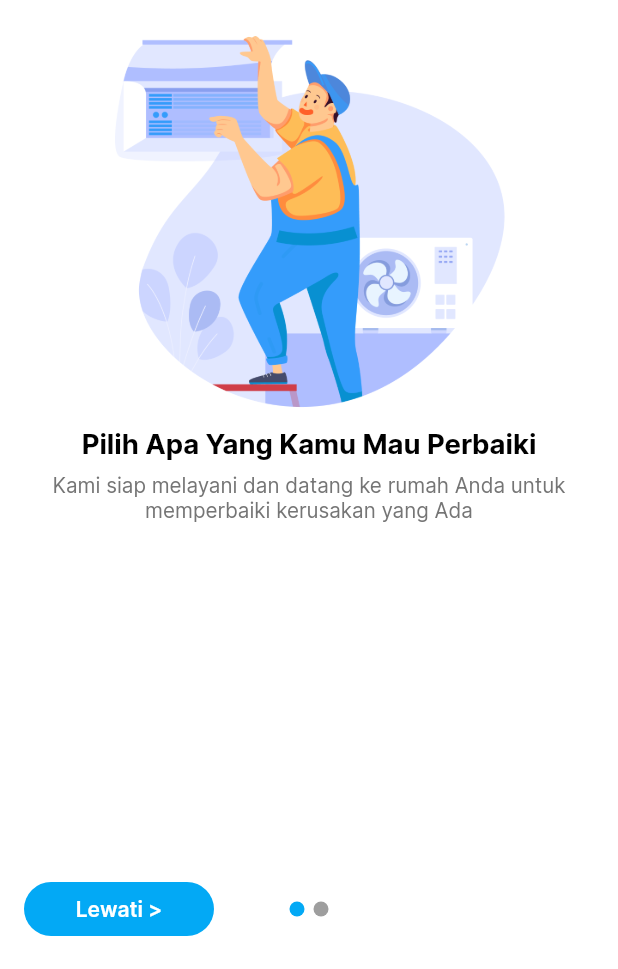
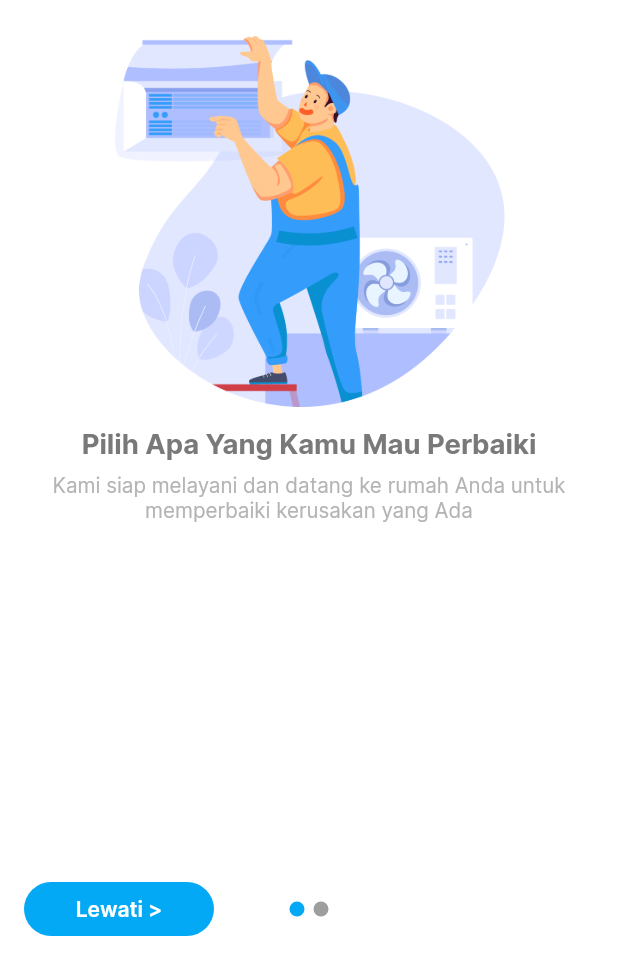
Before and after one commit to sirajul777/olla_new_customer, a Flutter app: the screen it shows after launch, on a phone screen of 412 x 824 dp, the part 267-1236 px from its top. Run offline on Flutter 3.47's test engine with Material 2 defaults, Android fonts, the light colour scheme and no system bars; drawn by our look-alikes of introduction_screen; our stand-ins replace cached_network_image, carousel_slider, dio, double_back_to_close, flutter_feather_icons, flutter_rating_bar and 15 more; missing offline and left inert: dart:ffi, dart:html, klocalizations_flutter, loading, sweetalert.

Commit message:
fix screen

```diff
--- a/lib/View/Components/introScreen.dart
+++ b/lib/View/Components/introScreen.dart
@@ -76,7 +76,7 @@ class _IntroscreenState extends State<Introscreen> {
                   Text(
                     'Pilih Apa Yang Kamu Mau Perbaiki',
                     style: TextStyle(
-                      color: Colors.black,
+                      color: darkGrey,
                       fontWeight: FontWeight.bold,
                       fontSize: 16.w,
                     ),
@@ -87,7 +87,7 @@ class _IntroscreenState extends State<Introscreen> {
                   Text(
                     'Kami siap melayani dan datang ke rumah Anda untuk memperbaiki kerusakan yang Ada',
                     style: TextStyle(
-                      color: Colors.grey[600],
+                      color: softGrey,
                       fontWeight: FontWeight.normal,
                       fontSize: 12.w,
                     ),
@@ -143,7 +143,7 @@ class _IntroscreenState extends State<Introscreen> {
                   Text(
                     'Cari Tukang Yang Jelas',
                     style: TextStyle(
-                      color: Colors.black,
+                      color: darkGrey,
                       fontWeight: FontWeight.bold,
                       fontSize: 16.w,
                     ),
@@ -154,7 +154,7 @@ class _IntroscreenState extends State<Introscreen> {
                   Text(
                     'Pilih tukang terbaik recommendasi kami untuk menyelesaikan masalah Anda',
                     style: TextStyle(
-                      color: Colors.grey[600],
+                      color: softGrey,
                       fontWeight: FontWeight.normal,
                       fontSize: 12.w,
                     ),
```
